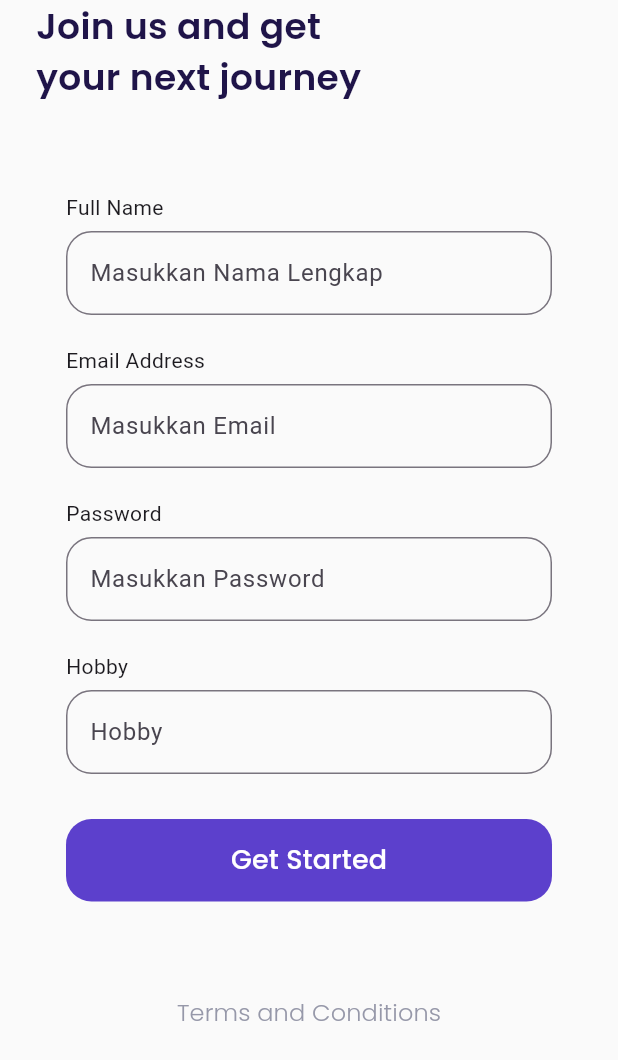
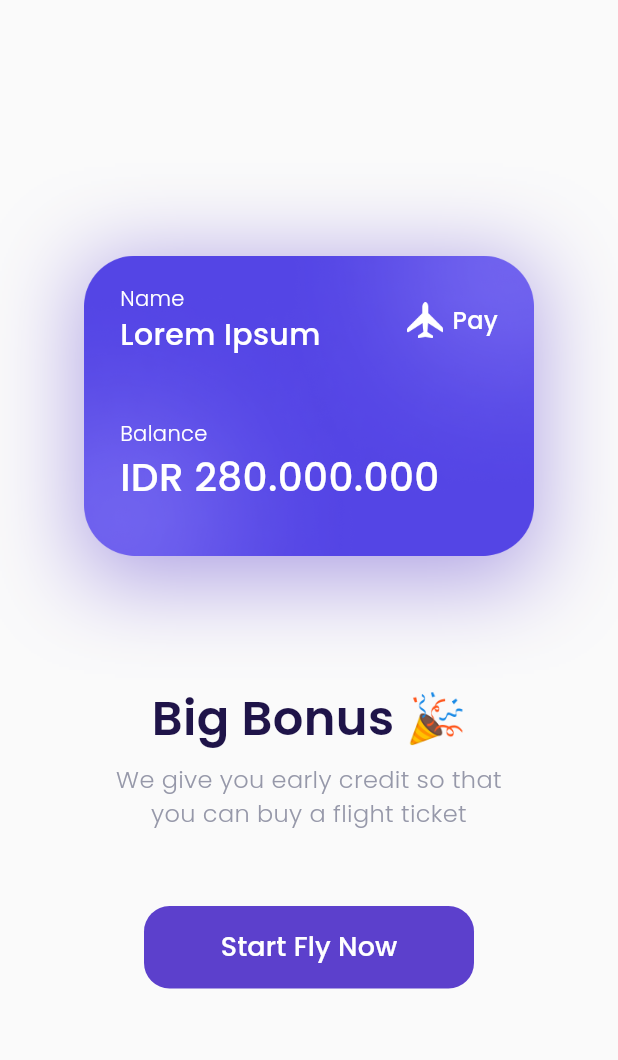
Before and after one commit to alvianfazlur/masterinflutter, a Flutter app: the SignUpScreen screen opened by its route, after a tap on "Get Started", on a phone screen of 412 x 824 dp. Shown: the top 1060 px of the screen. Run offline on Flutter 3.47's test engine with Material 3 defaults, Android fonts, the phone set to English and light mode, and no system bars; our stand-ins replace get, google_fonts.

Commit message:
ui bonus page

```diff
--- /dev/null
+++ b/lib/ui/pages/bonus_page/bonus_binding.dart
@@ -0,0 +1,10 @@
+import 'package:bwa_masteringflutter/ui/pages/bonus_page/bonus_controller.dart';
+import 'package:bwa_masteringflutter/ui/pages/sign_up/sign_up_controller.dart';
+import 'package:get/get.dart';
+
+class BonusPageBinding extends Bindings {
+  @override
+  void dependencies() {
+    Get.lazyPut(() => BonusPageController());
+  }
+}
--- /dev/null
+++ b/lib/ui/pages/bonus_page/bonus_controller.dart
@@ -0,0 +1,6 @@
+import 'package:flutter/material.dart';
+import 'package:get/get.dart';
+
+class BonusPageController extends GetxController {
+
+}
--- /dev/null
+++ b/lib/ui/pages/bonus_page/bonus_page.dart
@@ -0,0 +1,129 @@
+import 'package:bwa_masteringflutter/shared/theme.dart';
+import 'package:bwa_masteringflutter/ui/pages/bonus_page/bonus_controller.dart';
+import 'package:bwa_masteringflutter/ui/pages/main_page/main_page.dart';
+import 'package:flutter/material.dart';
+import 'package:get/get.dart';
+
+class BonusPage extends GetView<BonusPageController> {
+  static const routeName = "/bonus";
+
+  @override
+  Widget build(BuildContext context) {
+    Widget BonusCard() {
+      return Container(
+        width: 300,
+        height: 211,
+        padding: EdgeInsets.all(defaultMargin),
+        decoration: BoxDecoration(
+            image:
+                DecorationImage(image: AssetImage('assets/images/wallet.png')),
+            boxShadow: [
+              BoxShadow(
+                  color: primaryColor.withOpacity(0.5),
+                  blurRadius: 50,
+                  offset: Offset(0, 10))
+            ]),
+        child: Column(
+          crossAxisAlignment: CrossAxisAlignment.start,
+          children: [
+            Row(
+              children: [
+                Expanded(
+                  child: Column(
+                    crossAxisAlignment: CrossAxisAlignment.start,
+                    children: [
+                      Text(
+                        "Name",
+                        style: whiteTextStyle.copyWith(fontWeight: light),
+                      ),
+                      Text(
+                        "Lorem Ipsum",
+                        style: whiteTextStyle.copyWith(
+                            fontSize: 20, fontWeight: medium),
+                        overflow: TextOverflow.ellipsis,
+                      )
+                    ],
+                  ),
+                ),
+                Container(
+                  width: 24,
+                  height: 24,
+                  margin: EdgeInsets.only(right: 6),
+                  decoration: const BoxDecoration(
+                      image: DecorationImage(
+                          image: AssetImage('assets/images/plane.png'))),
+                ),
+                Text(
+                  "Pay",
+                  style:
+                      whiteTextStyle.copyWith(fontSize: 16, fontWeight: medium),
+                )
+              ],
+            ),
+            SizedBox(
+              height: 41,
+            ),
+            Text(
+              "Balance",
+              style: whiteTextStyle.copyWith(fontSize: 14, fontWeight: light),
+            ),
+            Text(
+              "IDR 280.000.000",
+              style: whiteTextStyle.copyWith(fontSize: 26, fontWeight: medium),
+            ),
+          ],
+        ),
+      );
+    }
+    Widget FlyButton() {
+      return Container(
+        margin: EdgeInsets.only(top: 50),
+        width: 220,
+        height: 55,
+        child: TextButton(
+          style: TextButton.styleFrom(
+              backgroundColor: primaryColor,
+              shape: RoundedRectangleBorder(
+                  borderRadius: BorderRadius.circular(defaultRadius))),
+          onPressed: () {
+            Get.offNamed(MainPage.routeName);
+          },
+          child: Text(
+            'Start Fly Now',
+            style: whiteTextStyle.copyWith(fontWeight: medium, fontSize: 18),
+          ),
+        ),
+      );
+    }
+
+    return Scaffold(
+      backgroundColor: backgroundColor,
+      body: SafeArea(
+          child: Center(
+        child: Column(
+          mainAxisAlignment: MainAxisAlignment.center,
+          children: [
+            BonusCard(),
+            SizedBox(
+              height: 80,
+            ),
+            Text(
+              "Big Bonus 🎉",
+              style:
+                  blackTextStyle.copyWith(fontSize: 32, fontWeight: semiBold),
+            ),
+            SizedBox(
+              height: 6,
+            ),
+            Text(
+              "We give you early credit so that\nyou can buy a flight ticket",
+              style: greyTextStyle.copyWith(fontSize: 16, fontWeight: light),
+              textAlign: TextAlign.center,
+            ),
+            FlyButton()
+          ],
+        ),
+      )),
+    );
+  }
+}
--- a/lib/ui/widgets/input_section.dart
+++ b/lib/ui/widgets/input_section.dart
@@ -1,5 +1,7 @@
 import 'package:bwa_masteringflutter/shared/theme.dart';
+import 'package:bwa_masteringflutter/ui/pages/bonus_page/bonus_page.dart';
 import 'package:flutter/material.dart';
+import 'package:get/get.dart';
 
 class InputSection extends StatelessWidget {
   @override
@@ -99,7 +101,9 @@ class InputSection extends StatelessWidget {
                         backgroundColor: primaryColor,
                         shape: RoundedRectangleBorder(
                             borderRadius: BorderRadius.circular(defaultRadius))),
-                    onPressed: () {},
+                    onPressed: () {
+                      Get.offNamed(BonusPage.routeName);
+                    },
                     child: Text(
                       'Get Started',
                       style: whiteTextStyle.copyWith(
```
Also changed, not shown: lib/app_pages.dart (+19 -0 lines), lib/ui/pages/main_page/main_page.dart (added, +127 -0 lines), assets/images/fi_book.png (added), assets/images/fi_credit-card.png (added), assets/images/fi_globe.png (added), assets/images/fi_settings.png (added), assets/images/plane.png (added), assets/images/wallet.png (added).
